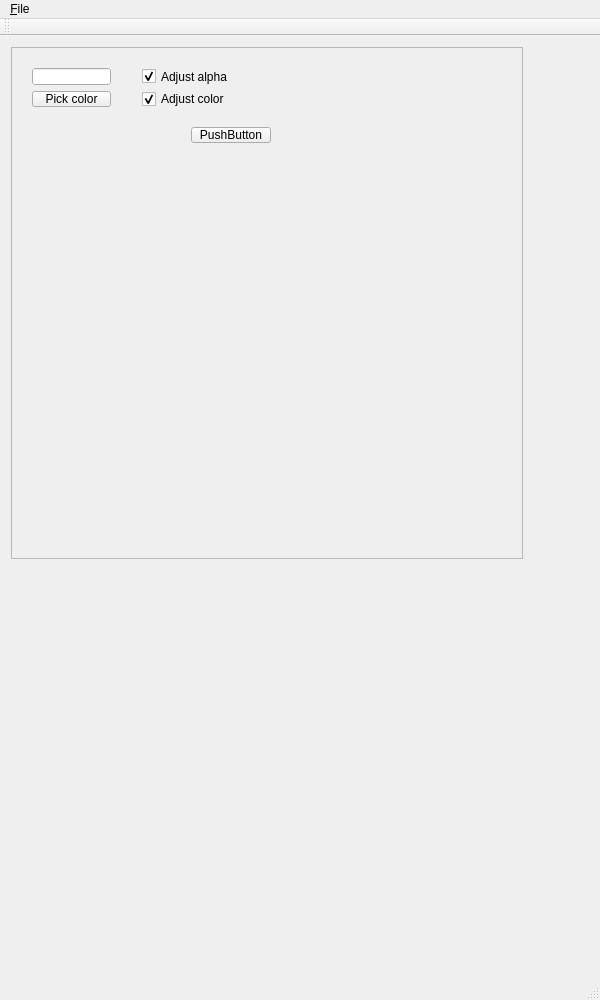
luosz/cuda-visibility, file QtCuda/mainwindow.ui: the form before one commit.
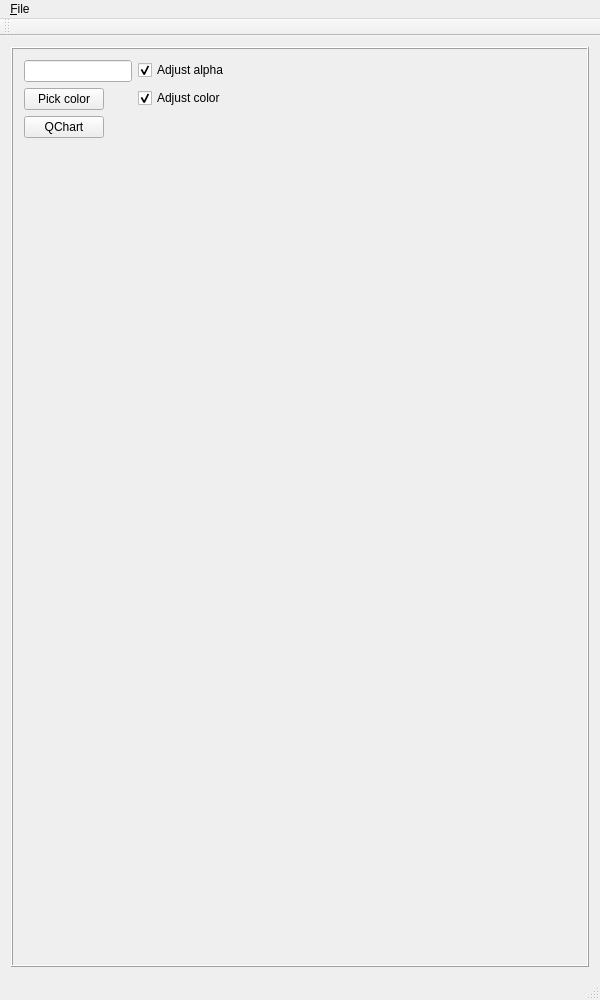
The form after the commit.

```diff
--- a/QtCuda/mainwindow.ui
+++ b/QtCuda/mainwindow.ui
@@ -14,11 +14,11 @@
    <string>Options</string>
   </property>
   <widget class="QWidget" name="centralWidget">
-   <layout class="QFormLayout" name="formLayout">
+   <layout class="QGridLayout" name="gridLayout_2">
     <item row="0" column="0">
      <widget class="QFrame" name="frame">
       <property name="sizePolicy">
-       <sizepolicy hsizetype="Fixed" vsizetype="Fixed">
+       <sizepolicy hsizetype="Preferred" vsizetype="Preferred">
         <horstretch>0</horstretch>
         <verstretch>0</verstretch>
        </sizepolicy>
@@ -30,7 +30,7 @@
        </size>
       </property>
       <property name="frameShape">
-       <enum>QFrame::StyledPanel</enum>
+       <enum>QFrame::Box</enum>
       </property>
       <property name="frameShadow">
        <enum>QFrame::Raised</enum>
@@ -38,32 +38,9 @@
       <property name="midLineWidth">
        <number>0</number>
       </property>
-      <widget class="QWidget" name="gridLayoutWidget">
-       <property name="geometry">
-        <rect>
-         <x>10</x>
-         <y>10</y>
-         <width>101</width>
-         <height>61</height>
-        </rect>
-       </property>
        <layout class="QGridLayout" name="gridLayout">
-        <item row="1" column="0">
-         <widget class="QPushButton" name="pushButton">
-          <property name="sizePolicy">
-           <sizepolicy hsizetype="Preferred" vsizetype="Preferred">
-            <horstretch>0</horstretch>
-            <verstretch>0</verstretch>
-           </sizepolicy>
-          </property>
-          <property name="autoFillBackground">
-           <bool>true</bool>
-          </property>
-          <property name="text">
-           <string>Pick color</string>
-          </property>
-         </widget>
-        </item>
+       <item row="0" column="0">
+        <layout class="QFormLayout" name="formLayout">
         <item row="0" column="0">
          <widget class="QLineEdit" name="lineEdit">
           <property name="sizePolicy">
@@ -80,19 +57,7 @@
           </property>
          </widget>
         </item>
-       </layout>
-      </widget>
-      <widget class="QWidget" name="gridLayoutWidget_2">
-       <property name="geometry">
-        <rect>
-         <x>120</x>
-         <y>10</y>
-         <width>121</width>
-         <height>61</height>
-        </rect>
-       </property>
-       <layout class="QGridLayout" name="gridLayout_2">
-        <item row="0" column="0">
+         <item row="0" column="1">
          <widget class="QCheckBox" name="checkBox">
           <property name="sizePolicy">
            <sizepolicy hsizetype="Minimum" vsizetype="Fixed">
@@ -109,6 +74,22 @@
          </widget>
         </item>
         <item row="1" column="0">
+          <widget class="QPushButton" name="pushButton">
+           <property name="sizePolicy">
+            <sizepolicy hsizetype="Preferred" vsizetype="Preferred">
+             <horstretch>0</horstretch>
+             <verstretch>0</verstretch>
+            </sizepolicy>
+           </property>
+           <property name="autoFillBackground">
+            <bool>true</bool>
+           </property>
+           <property name="text">
+            <string>Pick color</string>
+           </property>
+          </widget>
+         </item>
+         <item row="1" column="1">
          <widget class="QCheckBox" name="checkBox_2">
           <property name="text">
            <string>Adjust color</string>
@@ -118,32 +99,16 @@
           </property>
          </widget>
         </item>
-       </layout>
-      </widget>
-      <widget class="QWidget" name="gridLayoutWidget_3">
-       <property name="geometry">
-        <rect>
-         <x>10</x>
-         <y>80</y>
-         <width>160</width>
-         <height>80</height>
-        </rect>
-       </property>
-       <layout class="QGridLayout" name="gridLayout_3"/>
-      </widget>
+         <item row="2" column="0">
       <widget class="QPushButton" name="pushButton_2">
-       <property name="geometry">
-        <rect>
-         <x>180</x>
-         <y>80</y>
-         <width>80</width>
-         <height>16</height>
-        </rect>
-       </property>
        <property name="text">
-        <string>PushButton</string>
-       </property>
-      </widget>
+            <string>QChart</string>
+           </property>
+          </widget>
+         </item>
+        </layout>
+       </item>
+      </layout>
      </widget>
     </item>
    </layout>
```
Lines whose indentation alone changed are shown as unchanged.
